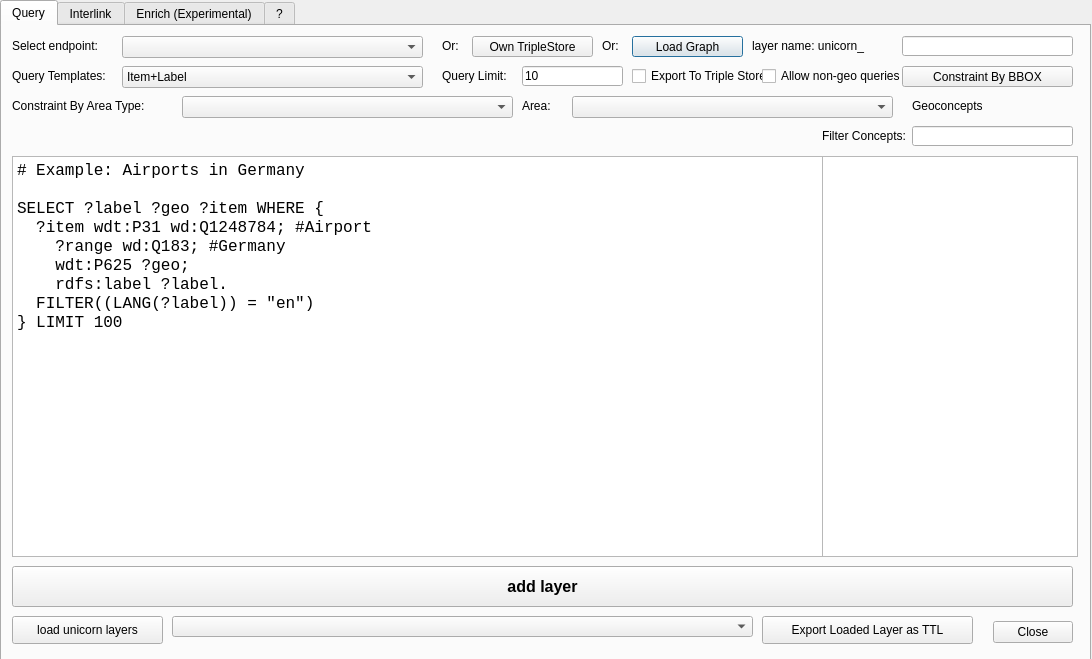
Qt form sparql_unicorn_dialog_base.ui (sparqlunicorn/sparqlunicornGoesGIS) before a commit.
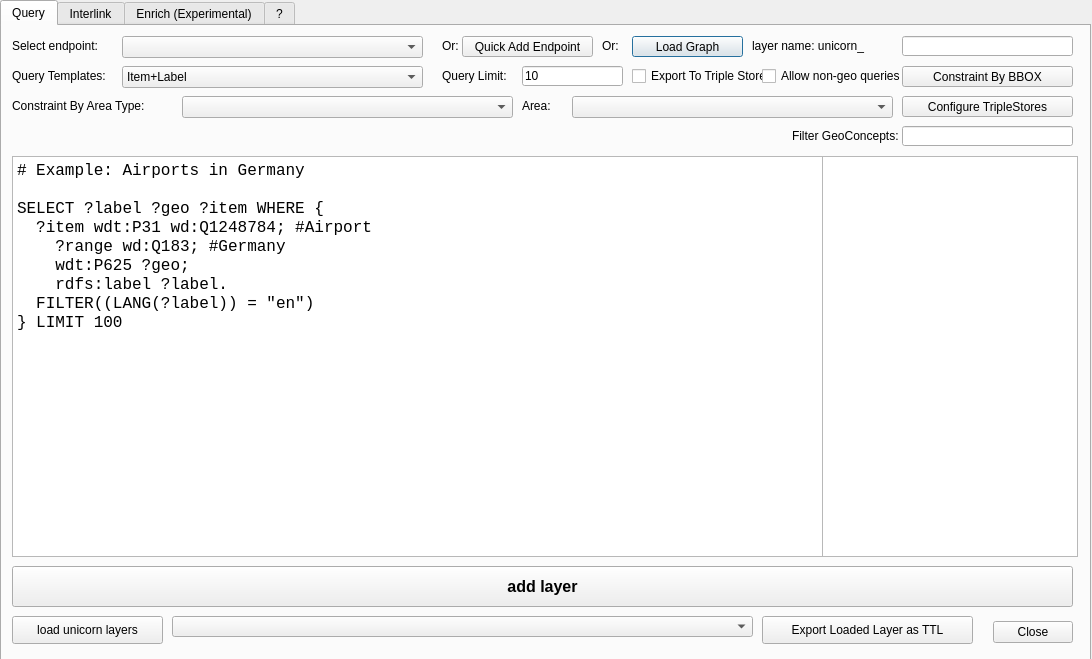
The same form after that commit.

Commit message: Added SPARQL endpoint quick add option

Patch:
```diff
--- a/sparql_unicorn_dialog_base.ui
+++ b/sparql_unicorn_dialog_base.ui
@@ -65,19 +65,6 @@
       </rect>
      </property>
     </widget>
-    <widget class="QLabel" name="label_3">
-     <property name="geometry">
-      <rect>
-       <x>910</x>
-       <y>70</y>
-       <width>101</width>
-       <height>20</height>
-      </rect>
-     </property>
-     <property name="text">
-      <string>Geoconcepts</string>
-     </property>
-    </widget>
     <widget class="QLabel" name="label_4">
      <property name="geometry">
       <rect>
@@ -347,14 +334,14 @@
     <widget class="QPushButton" name="loadTripleStoreButton">
      <property name="geometry">
       <rect>
-       <x>470</x>
-       <y>10</y>
-       <width>121</width>
+       <x>900</x>
+       <y>70</y>
+       <width>171</width>
        <height>21</height>
       </rect>
      </property>
      <property name="text">
-      <string>Own TripleStore</string>
+      <string>Configure TripleStores</string>
      </property>
     </widget>
     <widget class="QCheckBox" name="allownongeo">
@@ -386,22 +373,22 @@
     <widget class="QLabel" name="filterConceptsLabel">
      <property name="geometry">
       <rect>
-       <x>820</x>
+       <x>790</x>
        <y>100</y>
-       <width>101</width>
+       <width>121</width>
        <height>20</height>
       </rect>
      </property>
      <property name="text">
-      <string>Filter Concepts:</string>
+      <string>Filter GeoConcepts:</string>
      </property>
     </widget>
     <widget class="QLineEdit" name="filterConcepts">
      <property name="geometry">
       <rect>
-       <x>910</x>
+       <x>900</x>
        <y>100</y>
-       <width>161</width>
+       <width>171</width>
        <height>20</height>
       </rect>
      </property>
@@ -442,6 +429,19 @@
       <string>Query Limit:</string>
      </property>
     </widget>
+    <widget class="QPushButton" name="quickAddTripleStore">
+     <property name="geometry">
+      <rect>
+       <x>460</x>
+       <y>10</y>
+       <width>131</width>
+       <height>21</height>
+      </rect>
+     </property>
+     <property name="text">
+      <string>Quick Add Endpoint</string>
+     </property>
+    </widget>
    </widget>
    <widget class="QWidget" name="tab_2">
     <attribute name="title">
```
The commit also changes 5 other files.
